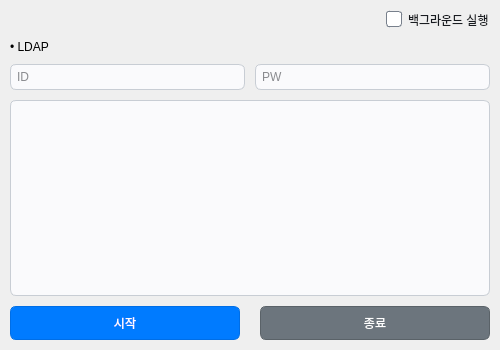
Qt form Resource/main_macos.ui (cobby-p/CAU000) before a commit.
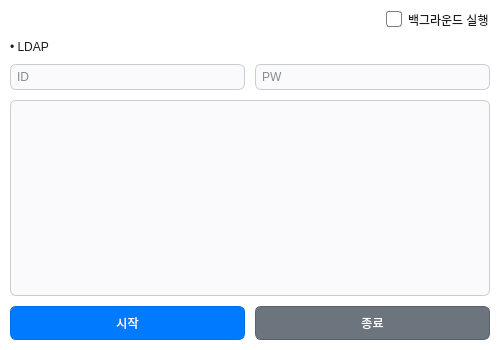
The same form after that commit. Icons and pictures are not drawn.

Patch:
```diff
--- a/Resource/main_macos.ui
+++ b/Resource/main_macos.ui
@@ -17,7 +17,18 @@
    </size>
   </property>
   <property name="styleSheet">
-   <string notr="true">QCheckBox {
+   <string notr="true">QMainWindow,
+QWidget#centralwidget {
+    background-color: rgb(255, 255, 255);
+    color: rgb(25, 28, 33);
+}
+
+QLabel {
+    background-color: transparent;
+    color: rgb(25, 28, 33);
+}
+
+QCheckBox {
     background-color: transparent;
     color: rgb(25, 28, 33);
     spacing: 6px;
@@ -191,7 +202,7 @@
     <item>
      <layout class="QHBoxLayout" name="horizontalLayout_3">
       <property name="spacing">
-       <number>20</number>
+       <number>10</number>
       </property>
       <item>
        <widget class="QPushButton" name="pushButton_start">
```
